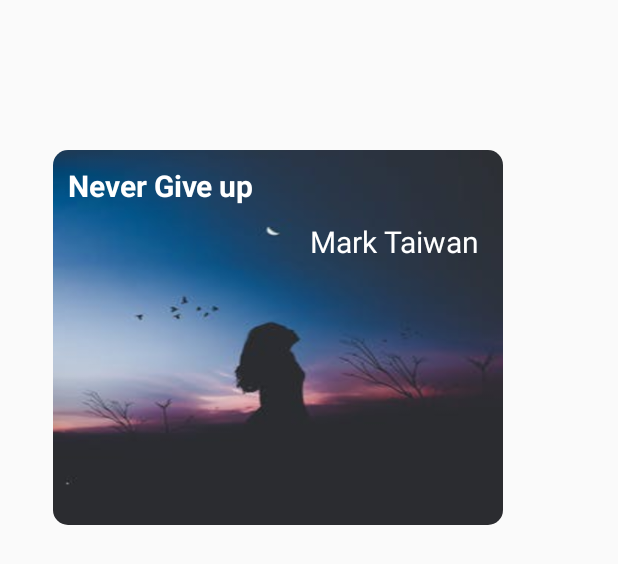
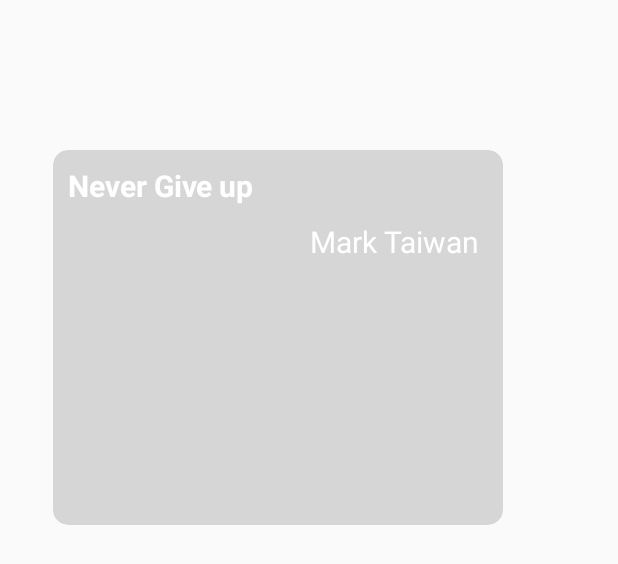
Before and after one commit to Musab36/QuoteHub, an Android app: the layout fragment_quote_detail.xml on its own in the app's theme, with its tools: preview values and no code run, on a phone screen of 412 x 824 dp. Shown: the top 564 px of the screen. Run offline under Robolectric (Android 15) with nearby library versions, the phone set to English and light mode, and no system bars; Roboto replaces fonts that are not available here.

Commit message:
made some changes to main activity layout

```diff
--- a/app/src/main/res/layout/activity_main.xml
+++ b/app/src/main/res/layout/activity_main.xml
@@ -20,6 +20,12 @@
 
     </android.support.v4.view.ViewPager>
 
+    <FrameLayout
+        android:id="@+id/frame_container"
+        android:layout_width="match_parent"
+        android:layout_height="match_parent"
+        app:layout_behavior="@string/appbar_scrolling_view_behavior" />
+
     <android.support.design.widget.BottomNavigationView
         android:id="@+id/navigation"
         android:layout_width="match_parent"
--- a/app/src/main/res/layout/fragment_quote_detail.xml
+++ b/app/src/main/res/layout/fragment_quote_detail.xml
@@ -12,13 +12,15 @@
         android:layout_height="250dp"
         android:layout_marginLeft="35dp"
         android:layout_marginTop="100dp"
-        card_view:cardCornerRadius="10dp">
-
+        card_view:cardCornerRadius="10dp"
+        card_view:cardBackgroundColor="@color/fbutton_color_transparent">
+        <!--
         <ImageView
             android:layout_width="match_parent"
             android:layout_height="match_parent"
             android:src="@drawable/control"
             android:scaleType="fitXY" />
+            -->
 
         <RelativeLayout
             android:layout_width="match_parent"
```
Also changed, not shown: app/src/main/res/drawable/galaxies.jpeg (added), app/src/main/res/drawable/stars.jpeg (added), app/src/main/res/drawable/uni.jpeg (added).
